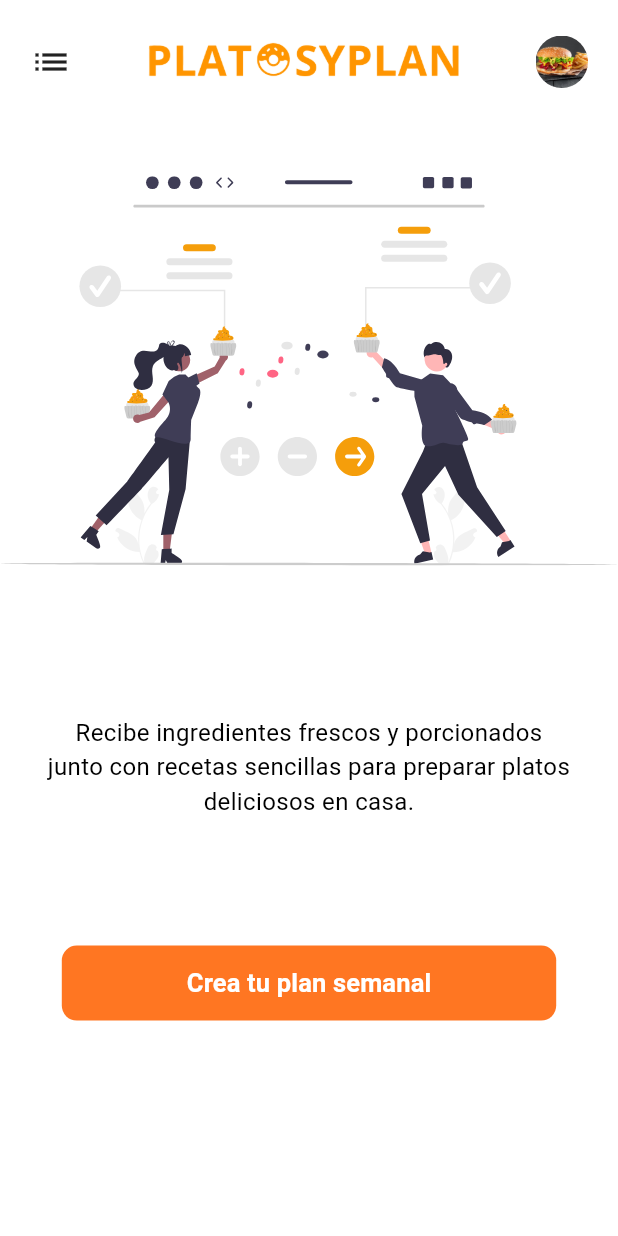
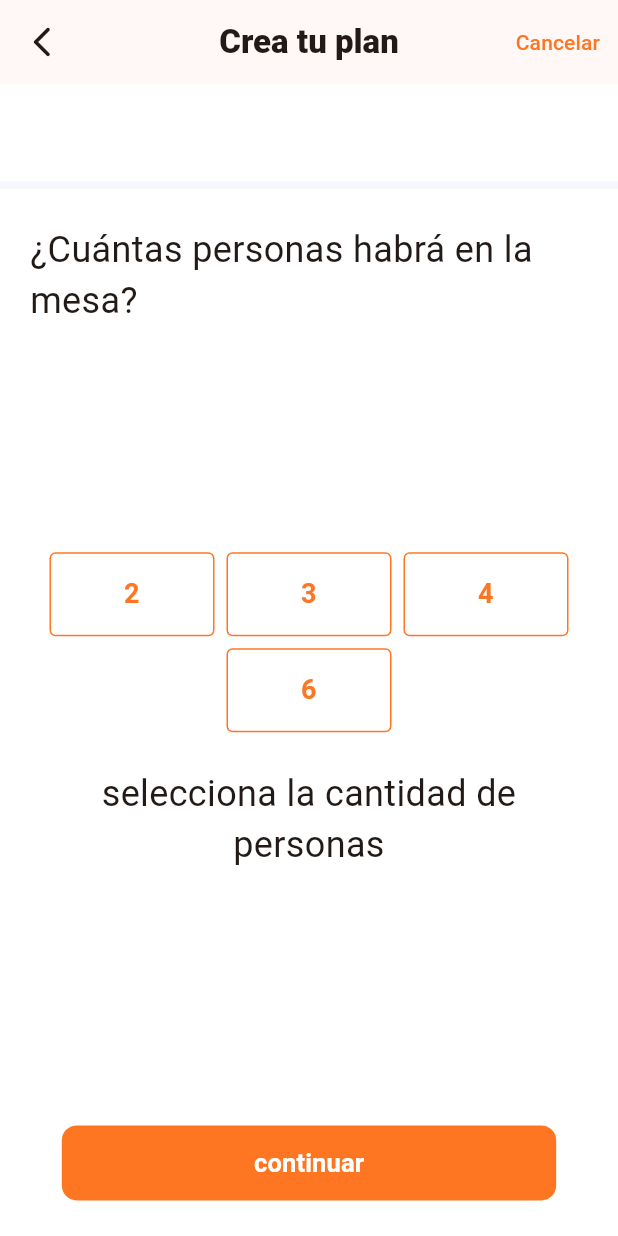
Before and after one commit to manuelcastrobarinas/platosyplan_app_flutter, a Flutter app: the PlanView screen opened directly, after a tap on "Crea tu plan semanal", on a phone screen of 412 x 824 dp. Run offline on Flutter 3.47's test engine with Material 3 defaults, Android fonts, the phone set to English and light mode, and no system bars; our stand-ins replace bloc, dio, flutter_bloc, flutter_dotenv, flutter_secure_storage, flutter_svg and 2 more; accounts and stored records are empty.

Commit message:
create people amount plan

```diff
--- /dev/null
+++ b/lib/bloc/plan/plan_bloc.dart
@@ -0,0 +1,14 @@
+import 'package:bloc/bloc.dart';
+import 'package:flutter/material.dart';
+
+part 'plan_event.dart';
+part 'plan_state.dart';
+
+class PlanBloc extends Bloc<PlanEvent, PlanState> {
+  PlanBloc() : super(PlanState()) {
+    on<OnChangePeopleNumberToPlanEvent>((event, emit) => emit(state.copyWith(peopleActive: event.newPeopleNumber)));
+  }
+
+  void changePeopleNumberPlan({required int newPeopleNumber}) => add(OnChangePeopleNumberToPlanEvent(newPeopleNumber: newPeopleNumber));
+
+}
--- /dev/null
+++ b/lib/bloc/plan/plan_event.dart
@@ -0,0 +1,9 @@
+part of 'plan_bloc.dart';
+
+@immutable
+sealed class PlanEvent {}
+
+class OnChangePeopleNumberToPlanEvent extends PlanEvent{
+  final int newPeopleNumber;
+  OnChangePeopleNumberToPlanEvent({required this.newPeopleNumber});
+}
--- /dev/null
+++ b/lib/bloc/plan/plan_state.dart
@@ -0,0 +1,20 @@
+part of 'plan_bloc.dart';
+
+final class PlanState {
+  final int peopleActive;
+  //LOADING REQUEST
+  bool isLoadingRequest;
+
+  PlanState({
+    this.peopleActive = 0,
+    this.isLoadingRequest = false,
+  });
+
+  PlanState copyWith({
+    int? peopleActive,
+    bool? isLoadingRequest,
+  }) => PlanState(
+    peopleActive    : peopleActive      ?? this.peopleActive,
+    isLoadingRequest: isLoadingRequest  ?? this.isLoadingRequest,
+  );
+}
--- a/lib/components/components.dart
+++ b/lib/components/components.dart
@@ -1,3 +1,4 @@
+export 'package:platosyplan/components/select/select_amount_card.dart';
 export 'package:platosyplan/components/ui/header_component.dart';
 export 'package:platosyplan/components/navegation/drawer_component.dart';
 export 'package:platosyplan/components/profile/profile_menu.dart';
--- /dev/null
+++ b/lib/components/select/select_amount_card.dart
@@ -0,0 +1,41 @@
+import 'package:flutter/material.dart';
+
+ class SelectAmountCardComponent extends StatelessWidget {
+
+    final int stateIntValue;
+    final int value;
+    final void Function()? function;
+
+    const SelectAmountCardComponent({
+      super.key,
+      required this.value,
+      required this.stateIntValue,
+      required this.function
+    });
+
+    @override
+    Widget build(BuildContext context) {
+      return InkWell(
+        onTap : function,
+        child : Container(
+          width   : 110,
+          margin  : const EdgeInsets.symmetric(horizontal: 4.0, vertical: 4.0), // Separación entre las tarjetas
+          padding : const EdgeInsets.symmetric(vertical: 14.0),
+          decoration: BoxDecoration(
+            color : (value == stateIntValue) ? Theme.of(context).primaryColor : Colors.white,
+            border: Border.all(color: Theme.of(context).primaryColor),
+            borderRadius: BorderRadius.circular(4.0),
+          ),
+          child : Text(
+            value.toString(),
+            style: TextStyle(
+              fontSize  : 18,
+              fontWeight: FontWeight.bold,
+              color: (value == stateIntValue) ? Colors.white : Theme.of(context).primaryColor,
+            ),
+            textAlign: TextAlign.center,
+          ),
+        ),
+      );
+    }
+  }
--- a/lib/main.dart
+++ b/lib/main.dart
@@ -2,6 +2,7 @@ import 'package:flutter/material.dart';
 import 'package:flutter_bloc/flutter_bloc.dart';
 import 'package:flutter_dotenv/flutter_dotenv.dart';
 import 'package:platosyplan/bloc/auth/auth_bloc.dart';
+import 'package:platosyplan/bloc/plan/plan_bloc.dart';
 import 'package:platosyplan/bloc/recipe/recipes_bloc.dart';
 import 'package:platosyplan/bloc/slidershow/slidershow_bloc.dart';
 import 'package:platosyplan/bloc/steps/steps_bloc.dart';
@@ -17,6 +18,7 @@ void main() async {
       BlocProvider<StepsBloc>     (create: (BuildContext context) => StepsBloc(slideshowBloc: context.read<SlidershowBloc>())), //INYECCION DE UN BLOC EN OTRO
       BlocProvider<RecipesBloc>   (create: (BuildContext context) => RecipesBloc(recipeService: RecipeServices())),
       BlocProvider<AuthBloc>      (create: (BuildContext context) => AuthBloc(authService: AuthService())),
+      BlocProvider<PlanBloc>      (create: (BuildContext context) => PlanBloc()),
     ],
     child: const MyApp()
     )
@@ -43,7 +45,7 @@ class MyApp extends StatelessWidget {
         ),
         useMaterial3: true,
       ),
-      initialRoute: 'introduction',
+      initialRoute: 'selectplan',
     );
   }
 }
--- /dev/null
+++ b/lib/presentation/screens/plan/create/one_select_plan_screen.dart
@@ -0,0 +1,126 @@
+import 'package:flutter/material.dart';
+import 'package:flutter_bloc/flutter_bloc.dart';
+import 'package:platosyplan/bloc/plan/plan_bloc.dart';
+import 'package:platosyplan/constants.dart';
+
+import '../../../../components/components.dart';
+
+class SelectedPlanScreen extends StatelessWidget {
+  const SelectedPlanScreen({super.key});
+
+  @override
+  Widget build(BuildContext context) {
+    final size = MediaQuery.of(context).size;
+    return Scaffold(
+      appBar: AppBar(
+        leading: const Icon(Icons.arrow_back_ios_new_rounded),
+        centerTitle: true,
+        title : const Text('Crea tu plan', style: TextStyle(fontWeight: FontWeight.w800)),
+        actions: [
+          TextButton(
+            child: Text('Cancelar', style: TextStyle(color: Theme.of(context).primaryColor)),
+            onPressed: () => Navigator.pushNamedAndRemoveUntil(context, 'navegation', (Route<dynamic> route) => false),
+          )
+        ],
+      ),
+      body: SizedBox(
+        height: size.height,
+        child : Column(
+          mainAxisAlignment: MainAxisAlignment.spaceBetween,
+          children: [
+            const _ProgressBar(),
+            Padding(
+              padding : const EdgeInsets.symmetric(horizontal: 20.0),
+              child   : _Content(size: size),
+            ),
+            ButtonComponent(
+              text      : 'continuar',
+              minHeight : 50,
+              minWidth  : size.width * 0.8,
+              isLoading : false,
+              function  : () => Navigator.pushNamed(context, 'selectplan')
+            ),
+            const SizedBox()
+          ],
+        ),
+      )
+    );
+  }
+}
+
+class _ProgressBar extends StatelessWidget {
+  const _ProgressBar();
+
+  @override
+  Widget build(BuildContext context) {
+    return const Column(
+      children: [
+        SizedBox(
+          height: 70,
+          width : double.infinity,
+        ),
+        Divider(color: kScaffoldbackgroundColor, height: 0, thickness: 5),
+      ],
+    );
+  }
+}
+
+class _Content extends StatelessWidget {
+  final Size size;
+
+  const _Content({
+    required this.size
+  });
+
+  @override
+  Widget build(BuildContext context) {
+    final List<int> buildCardIndex = <int> [2, 3, 4, 6];
+
+    return SizedBox(
+      height: size.height * 0.7,
+      child :  Column(
+        crossAxisAlignment: CrossAxisAlignment.start,
+        mainAxisAlignment : MainAxisAlignment.start,
+        children: <Widget> [
+          const Text("¿Cuántas personas habrá en la mesa?", style: TextStyle(fontSize: 24, fontWeight: FontWeight.w400)),
+          const Expanded(child: SizedBox()),
+          BlocBuilder<PlanBloc, PlanState>(
+            builder: (BuildContext context, PlanState state) {
+              return Column(
+                children: <Widget> [
+                  Wrap(
+                    alignment : WrapAlignment.center,
+                    children  : buildCardIndex.map((index) {
+                      return SelectAmountCardComponent(
+                        value : index,
+                        stateIntValue: state.peopleActive,
+                        function : () => BlocProvider.of<PlanBloc>(context).changePeopleNumberPlan(newPeopleNumber: index),
+                      );
+                    }).toList()
+                  ),
+                  Padding(
+                    padding : const EdgeInsets.only(top: 20.0),
+                    child   : _buildText(state.peopleActive),
+                  ),
+                ],
+              );
+            },
+          ),
+          const Expanded(child: SizedBox()),
+        ],
+      ),
+    );
+  }
+
+  Widget _buildText(int peopleActive) {
+    const TextStyle textStyle = TextStyle(fontSize: 24, fontWeight: FontWeight.w400);
+    switch (peopleActive) {
+      case 2  : return const Text("para parejas o para una persona a quien le gusta preparar comidas", style: textStyle, textAlign: TextAlign.center);
+      case 3  : return const Text("porque todo lo bueno viene de tres en tres", style: textStyle, textAlign: TextAlign.center);
+      case 4  : return const Text("genial para cenar con amigos y familia", style: textStyle, textAlign: TextAlign.center);
+      case 6  : return const Text("perfecto para disfrutar con una gran familia", style: textStyle, textAlign: TextAlign.center);
+      default : return const Text("selecciona la cantidad de personas", style: textStyle, textAlign: TextAlign.center);
+
+    }
+  }
+}
--- a/lib/presentation/screens/plan/plan_screen.dart
+++ b/lib/presentation/screens/plan/plan_screen.dart
@@ -46,7 +46,7 @@ class _UncreatedPlan extends StatelessWidget {
               minHeight : 50,
               minWidth  : size.width * 0.8,
               isLoading : false,
-              function  : () {}  //TODO: REDIRIGE A LA CREACION DEL PLAN
+              function  : () => Navigator.pushNamed(context, 'selectplan')
             ),
           )
         ]
--- a/lib/presentation/screens/screens.dart
+++ b/lib/presentation/screens/screens.dart
@@ -1,5 +1,5 @@
+export 'package:platosyplan/presentation/screens/plan/create/one_select_plan_screen.dart';
 export 'package:platosyplan/presentation/screens/plan/plan_screen.dart';
-
 export 'package:platosyplan/presentation/screens/user/update_profile_screen.dart';
 export 'package:platosyplan/presentation/screens/user/profile_screen.dart';
 export 'package:platosyplan/presentation/screens/auth/register.dart';
--- /dev/null
+++ b/lib/presentation/views/plan/create/one_select_plan_view.dart
@@ -0,0 +1,11 @@
+import 'package:flutter/material.dart';
+import 'package:platosyplan/presentation/screens/screens.dart';
+
+class SelectedPlanView extends StatelessWidget {
+  const SelectedPlanView({super.key});
+
+  @override
+  Widget build(BuildContext context) {
+    return const SelectedPlanScreen();
+  }
+}
--- a/lib/presentation/views/views.dart
+++ b/lib/presentation/views/views.dart
@@ -1,3 +1,4 @@
+export 'package:platosyplan/presentation/views/plan/create/one_select_plan_view.dart';
 export 'package:platosyplan/presentation/views/user/update_profile_view.dart';
 export 'package:platosyplan/presentation/views/user/profile_view.dart';
 export 'package:platosyplan/presentation/views/auth/register.dart';
--- a/lib/routes/routes.dart
+++ b/lib/routes/routes.dart
@@ -20,4 +20,5 @@ Map<String, Widget Function(BuildContext)> routes = {
   'selectingutensils' : (_) => const FiveSelectedUtensilsView(),
   'nutritionaltable'  : (_) => const SixNutritionalTableView(),
   'sevencreatesteps'  : (_) => const SevenStepsView(),
+  'selectplan'        : (_) => const SelectedPlanView()
 };
--- a/lib/services/interceptors/authorization.dart
+++ b/lib/services/interceptors/authorization.dart
@@ -7,10 +7,10 @@ class AuthorizationInterceptor extends Interceptor {
   AuthorizationInterceptor();
   @override
   void onRequest(RequestOptions options, RequestInterceptorHandler handler) async {
-    final geToken = await AuthService.getToken();
-    debugPrint("token del usuario $geToken");
+    final getToken = await AuthService.getToken();
+    debugPrint("token del usuario $getToken");
     options.headers.addAll({
-      'Authorization': 'Bearer $geToken'
+      'Authorization': 'Bearer $getToken'
     });
 
     super.onRequest(options, handler);
```
